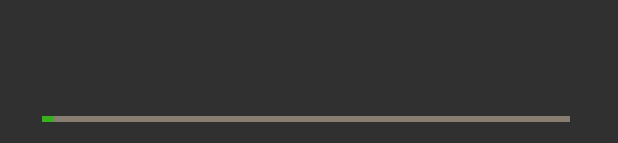
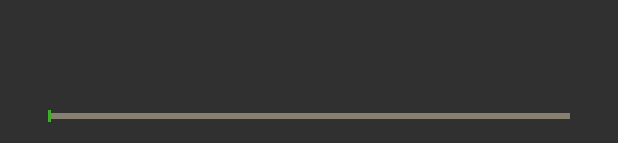
Before and after one commit to dasheryang/hear, an Android app: the layout frag_fullscreen_article.xml on its own in the app's theme, with its tools: preview values and no code run, on a phone screen of 412 x 824 dp. Shown: the part 1090-1233 px from the top of the screen. Run offline under Robolectric (Android 15) with nearby library versions, the phone set to English and light mode, and no system bars.

Commit message:
fix bugs

```diff
--- a/android_proj/hearApp/src/main/java/hear/app/views/FullScreenArticleFragment.java
+++ b/android_proj/hearApp/src/main/java/hear/app/views/FullScreenArticleFragment.java
@@ -13,6 +13,7 @@ import android.view.LayoutInflater;
 import android.view.Menu;
 import android.view.MenuInflater;
 import android.view.MenuItem;
+import android.view.MotionEvent;
 import android.view.View;
 import android.view.ViewGroup;
 import android.view.animation.Animation;
@@ -260,6 +261,13 @@ public class FullScreenArticleFragment extends Fragment {
         ActionBar actionBar = ((ActionBarActivity) getActivity()).getSupportActionBar();
         actionBar.setTitle("VOL." + article.pageno);
 
+        mProgressBar.setOnTouchListener(new View.OnTouchListener() {
+            @Override
+            public boolean onTouch(View v, MotionEvent event) {
+                return true;
+            }
+        });
+
         updatePlayImage(mLogicControl.isPlaying() ? STATE_PLAYING : STATE_PAUSE);
     }
 
--- a/android_proj/hearApp/src/main/res/drawable/layer_progressbar.xml
+++ /dev/null
@@ -1,15 +0,0 @@
-<?xml version="1.0" encoding="utf-8"?>
-<layer-list xmlns:android="http://schemas.android.com/apk/res/android">
-    <item android:id="@android:id/background">
-        <shape>
-            <solid android:color="#877e71" />
-        </shape>
-    </item>
-    <item android:id="@android:id/progress">
-        <clip>
-            <shape>
-                <solid android:color="#3fae2b" />
-            </shape>
-        </clip>
-    </item>
-</layer-list>
--- /dev/null
+++ b/android_proj/hearApp/src/main/res/drawable/layer_seekbar.xml
@@ -0,0 +1,9 @@
+<?xml version="1.0" encoding="utf-8"?>
+<layer-list xmlns:android="http://schemas.android.com/apk/res/android">
+    <item
+        android:id="@android:id/background"
+        android:drawable="@color/seekbar_secondary_progress" />
+    <item android:id="@android:id/secondaryProgress">
+        <clip android:drawable="@color/seekbar_primary_progress" />
+    </item>
+</layer-list>
--- a/android_proj/hearApp/src/main/res/layout/frag_fullscreen_article.xml
+++ b/android_proj/hearApp/src/main/res/layout/frag_fullscreen_article.xml
@@ -43,10 +43,15 @@
     <SeekBar
         android:id="@+id/pb_play"
         android:layout_width="match_parent"
-        android:layout_height="4dp"
-        android:progressDrawable="@drawable/layer_progressbar"
+        android:layout_height="wrap_content"
+        android:layout_gravity="bottom"
+        android:progressDrawable="@drawable/layer_seekbar"
+        android:focusable="false"
+        android:focusableInTouchMode="false"
         android:thumb="@drawable/ic_thumb"
-        android:layout_gravity="bottom"
+        android:thumbOffset="0dp"
+        android:maxHeight="4dp"
+        android:minHeight="4dp"
         android:layout_marginLeft="16dp"
         android:layout_marginRight="16dp"
         android:layout_marginBottom="16dp" />
--- a/android_proj/hearApp/src/main/res/values/colors.xml
+++ b/android_proj/hearApp/src/main/res/values/colors.xml
@@ -3,4 +3,7 @@
     <color name="slide_menu_text_color">#b9b9b9</color>
     <color name="slide_menu_line_color">#213640</color>
     <color name="slide_menu_item_press_color">#66000000</color>
+
+    <color name="seekbar_secondary_progress">#877f6f</color>
+    <color name="seekbar_primary_progress">#3fae2b</color>
 </resources>
```
Also changed, not shown: android_proj/hearApp/src/main/res/drawable-xxhdpi/ic_thumb.png.
